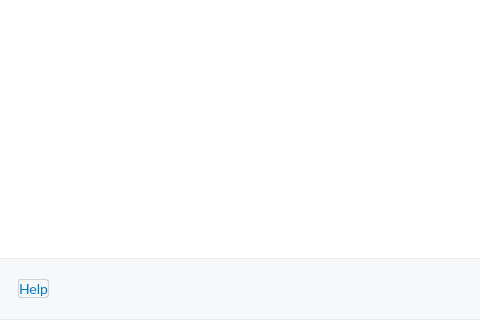
The window that src/MEGASync/stalled_issues/gui/ui/StalledIssuesDialog.ui (meganz/MEGAsync) describes before a commit, drawn with Qt 5; both pictures show x 0 to 480 and y 280 to 600 of the 815 by 600 pixel window.
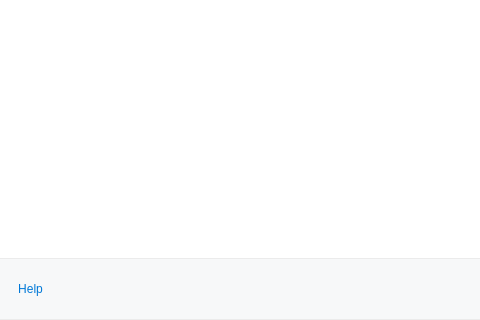
The same window after the commit. Icons and pictures are not drawn. Custom widgets are drawn as their Qt base class.

Commit message: Minor changes after Windows check

The edit to the form file:
```diff
--- a/src/MEGASync/stalled_issues/gui/ui/StalledIssuesDialog.ui
+++ b/src/MEGASync/stalled_issues/gui/ui/StalledIssuesDialog.ui
@@ -38,58 +38,6 @@
    background-color: transparent;
 }
 
-#footer
-{
-    background-color: #F7F8F9;
-}
-
-#footer QPushButton
-{
-    font-family: Lato;
-    font-size: 14px;
-    border-radius: 3px;
-    border: 1px solid rgba(0,0,0, 0.15);
-}
-
-#doneButton
-{
-    background-color: #FCFCFC;
-    color: #333333;
-}
-
-#updateButton
-{
-    padding-left: 6px;
-    padding-right: 10px;
-    color: #FFFFFF;
-    spacing: 5px;
-}
-
-#updateButton
-{
-min-height:32px;
-padding-left:12px;
-padding-right:12px;
-font-size:14px;
-font-weight: 400;
-border-radius:4px;
-background:#00BFA5;
-border: 1px solid rgba(0, 0, 0, 0.1);
-color:#FFFFFF;
-}
-
-#updateButton:disabled
-{
-background: rgba(0, 191, 165, 0.3);
-color:#FFFFFF;
-}
-
-#updateButton:hover
-{
-background: #00A787;
-color:#FFFFFF;
-}
-
 QStackedWidget
 {
     border-top: 1px solid rgba(0,0,0,0.08);
@@ -184,8 +132,24 @@
 /**********  TreeView Container **********/
 
 /**********  Footer **********/
+#footer
+{
+    background-color: #F7F8F9;
+}
+
+#doneButton
+{
+    font-family: Lato;
+    font-size: 14px;
+    border-radius: 3px;
+    border: 1px solid rgba(0,0,0, 0.15);
+    background-color: #FCFCFC;
+    color: #333333;
+}
+
 #HelpButton {
 border: none;
+border-color: transparent;
 color: #0078D7;
 }
 
@@ -195,7 +159,6 @@
 /**********  Footer **********/
 
 /**********  Header **********/
-
 #header
 {
    background-color: #F7F8F9;
```
Left out of the diff: 5 changed lines with no effect on the pictures.
